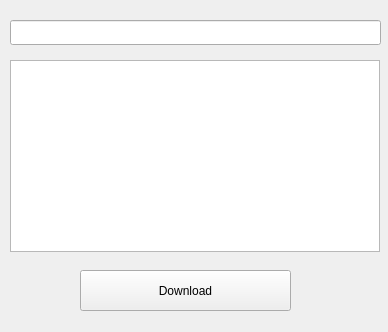
Old version of the form downloader.ui in the repository burhon94/maser_download_py.
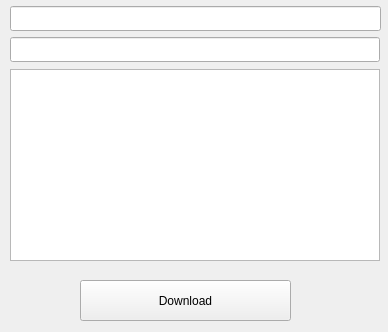
New version of the form.

What changed in the file:
```diff
--- a/downloader.ui
+++ b/downloader.ui
@@ -18,7 +18,7 @@
     <property name="geometry">
      <rect>
       <x>80</x>
-      <y>270</y>
+      <y>280</y>
       <width>211</width>
       <height>41</height>
      </rect>
@@ -31,7 +31,7 @@
     <property name="geometry">
      <rect>
       <x>10</x>
-      <y>20</y>
+      <y>6</y>
       <width>371</width>
       <height>25</height>
      </rect>
@@ -41,12 +41,22 @@
     <property name="geometry">
      <rect>
       <x>10</x>
-      <y>60</y>
+      <y>69</y>
       <width>370</width>
       <height>192</height>
      </rect>
     </property>
    </widget>
+   <widget class="QLineEdit" name="lineEdit_2">
+    <property name="geometry">
+     <rect>
+      <x>10</x>
+      <y>37</y>
+      <width>370</width>
+      <height>25</height>
+     </rect>
+    </property>
+   </widget>
   </widget>
  </widget>
  <resources/>
```
